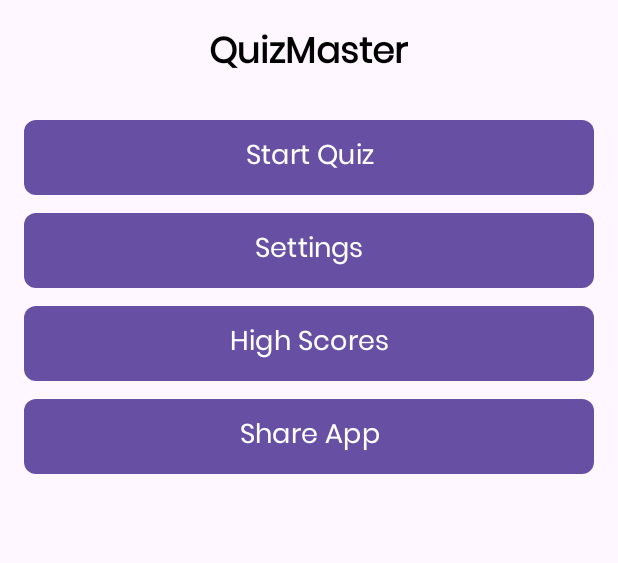
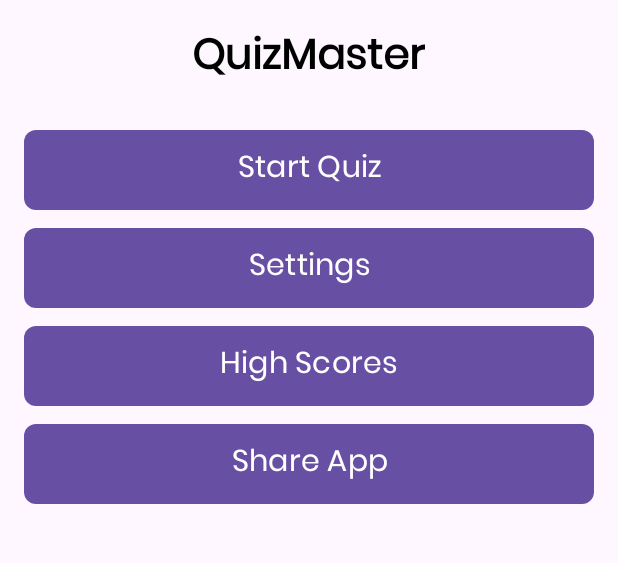
Before and after one commit to sagasab/WorldMapQuiz, an Android app: the screen it shows after launch (MainActivity), on a phone screen of 412 x 824 dp, the part 279-842 px from its top. Run offline under Robolectric (Android 15) with nearby library versions, the phone set to English and light mode, and no system bars.

Commit message:
feat: play settigs ui changes

```diff
--- a/app/src/main/res/layout/activity_main.xml
+++ b/app/src/main/res/layout/activity_main.xml
@@ -23,7 +23,7 @@
         android:layout_centerHorizontal="true"
         android:layout_marginTop="16dp"
         android:text="@string/quizmaster"
-        android:textSize="24sp"
+        android:textSize="28sp"
         android:textStyle="bold"
         android:textColor="#000000" />
 
@@ -35,7 +35,7 @@
         android:layout_below="@id/appNameTextView"
         android:layout_marginTop="24dp"
         android:text="@string/start_quiz"
-        android:textSize="18sp"
+        android:textSize="20sp"
         android:background="@drawable/button_background"
         android:textColor="#FFFFFF" />
 
@@ -47,7 +47,7 @@
         android:layout_below="@id/startQuizButton"
         android:layout_marginTop="12dp"
         android:text="@string/settings"
-        android:textSize="18sp"
+        android:textSize="20sp"
         android:background="@drawable/button_background"
         android:textColor="#FFFFFF" />
 
@@ -59,7 +59,7 @@
         android:layout_below="@id/settingsButton"
         android:layout_marginTop="12dp"
         android:text="@string/high_scores"
-        android:textSize="18sp"
+        android:textSize="20sp"
         android:background="@drawable/button_background"
         android:textColor="#FFFFFF" />
 
@@ -71,7 +71,7 @@
         android:layout_below="@id/highScoresButton"
         android:layout_marginTop="12dp"
         android:text="@string/share_app"
-        android:textSize="18sp"
+        android:textSize="20sp"
         android:background="@drawable/button_background"
         android:textColor="#FFFFFF" />
 
```
